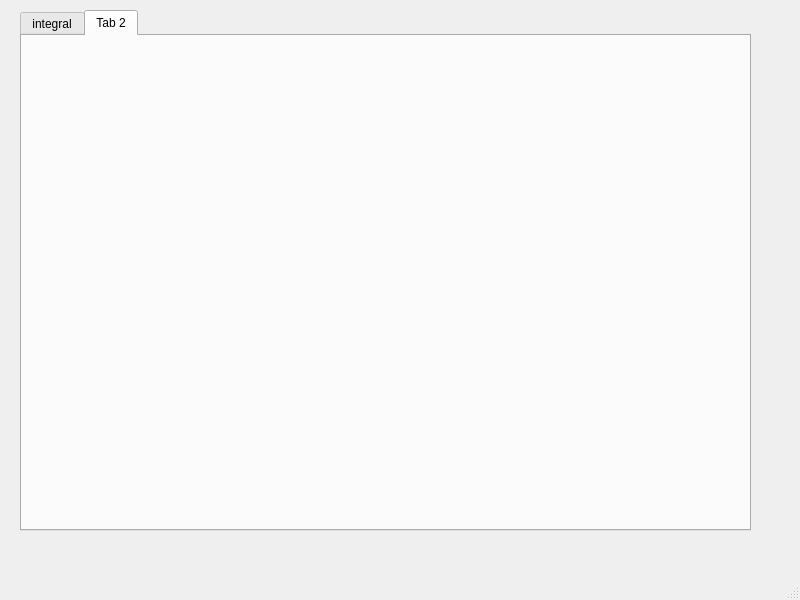
Before: the Qt Designer form src/geek-calculator/mainwindow.ui in Jelena-Zivovic/RS014-geek-calculator, drawn with Qt 5.
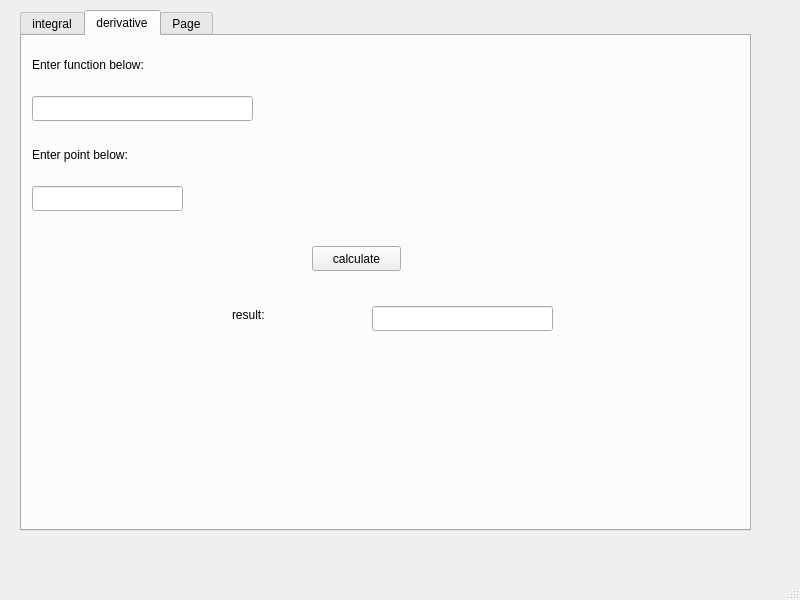
After: the same form once the commit is applied. The open tabs and pages were chosen to show the change.

Commit message: calculate first derivative at a given point

What changed in the file:
```diff
--- a/src/geek-calculator/mainwindow.ui
+++ b/src/geek-calculator/mainwindow.ui
@@ -483,7 +483,10 @@
         <height>521</height>
        </rect>
       </property>
-      <widget class="QWidget" name="tab">
+      <property name="currentIndex">
+       <number>1</number>
+      </property>
+      <widget class="QWidget" name="integralTab">
        <property name="layoutDirection">
         <enum>Qt::LeftToRight</enum>
        </property>
@@ -708,7 +711,94 @@
       </widget>
       <widget class="QWidget" name="tab_2">
        <attribute name="title">
-        <string>Tab 2</string>
+        <string>derivative</string>
+       </attribute>
+       <widget class="QLabel" name="enterFunctionDerivativeLabel">
+        <property name="geometry">
+         <rect>
+          <x>10</x>
+          <y>20</y>
+          <width>161</width>
+          <height>17</height>
+         </rect>
+        </property>
+        <property name="text">
+         <string>Enter function below:</string>
+        </property>
+       </widget>
+       <widget class="QLineEdit" name="enterFunctionDerivativeLineEdit">
+        <property name="geometry">
+         <rect>
+          <x>10</x>
+          <y>60</y>
+          <width>221</width>
+          <height>25</height>
+         </rect>
+        </property>
+       </widget>
+       <widget class="QLabel" name="enterPointDerivativeLabel">
+        <property name="geometry">
+         <rect>
+          <x>10</x>
+          <y>110</y>
+          <width>151</width>
+          <height>17</height>
+         </rect>
+        </property>
+        <property name="text">
+         <string>Enter point below:</string>
+        </property>
+       </widget>
+       <widget class="QLineEdit" name="enterPointDerivativeLineEdit">
+        <property name="geometry">
+         <rect>
+          <x>10</x>
+          <y>150</y>
+          <width>151</width>
+          <height>25</height>
+         </rect>
+        </property>
+       </widget>
+       <widget class="QPushButton" name="calculateDerivativeButton">
+        <property name="geometry">
+         <rect>
+          <x>290</x>
+          <y>210</y>
+          <width>89</width>
+          <height>25</height>
+         </rect>
+        </property>
+        <property name="text">
+         <string>calculate</string>
+        </property>
+       </widget>
+       <widget class="QLineEdit" name="resultDerivativeLineEdit">
+        <property name="geometry">
+         <rect>
+          <x>350</x>
+          <y>270</y>
+          <width>181</width>
+          <height>25</height>
+         </rect>
+        </property>
+       </widget>
+       <widget class="QLabel" name="resultDerivativeLabel">
+        <property name="geometry">
+         <rect>
+          <x>210</x>
+          <y>270</y>
+          <width>67</width>
+          <height>17</height>
+         </rect>
+        </property>
+        <property name="text">
+         <string>result:</string>
+        </property>
+       </widget>
+      </widget>
+      <widget class="QWidget" name="tab">
+       <attribute name="title">
+        <string>Page</string>
        </attribute>
       </widget>
      </widget>
```
Left out of the diff: 5 changed lines with no effect on the pictures. The commit also changes 2 other files.
